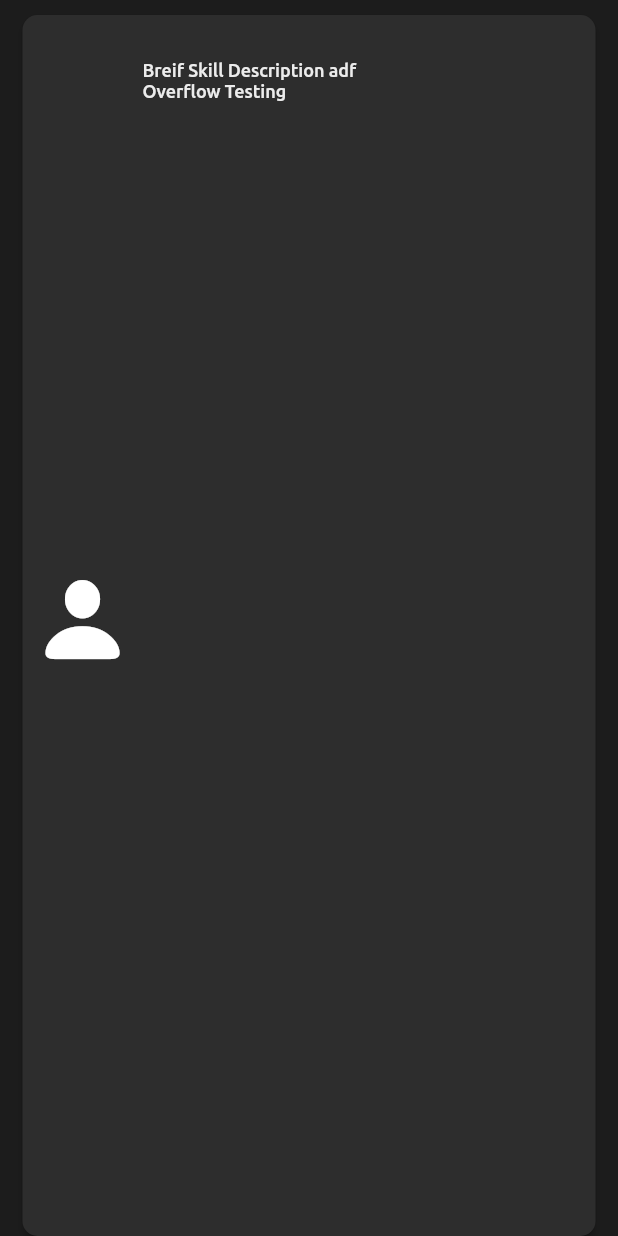
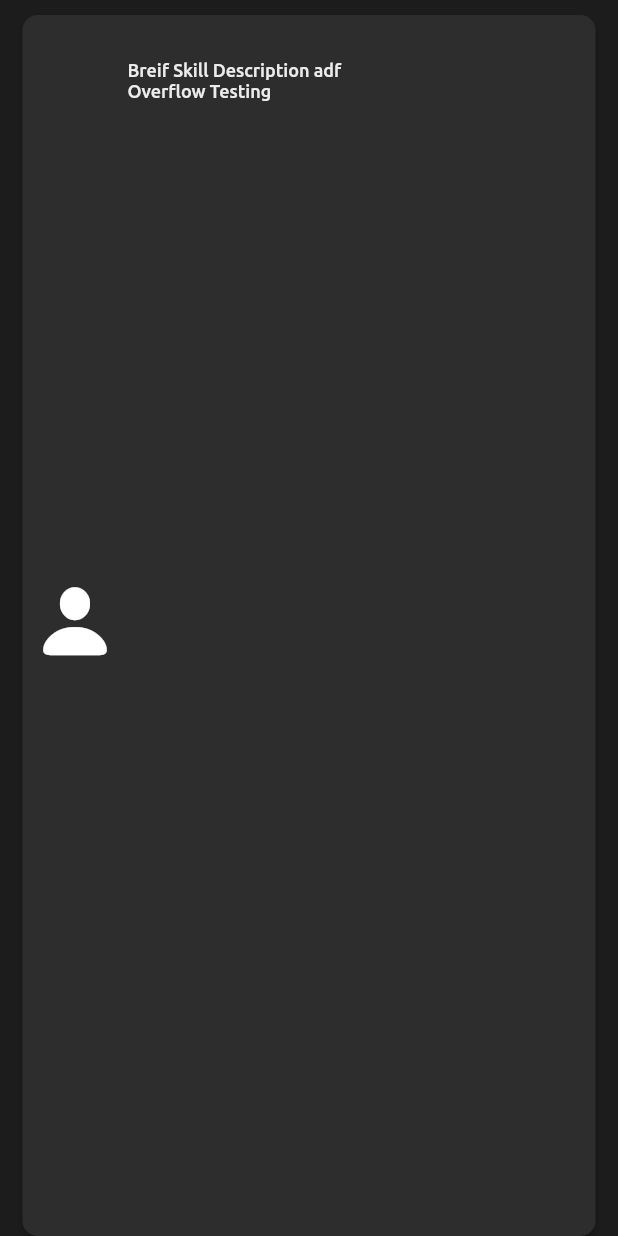
Before and after one commit to MeRajat/experto, a Flutter app: the CustomCard widget shown alone on an empty page, opened directly with empty values, on a phone screen of 412 x 824 dp. Run offline on Flutter 3.47's test engine with Material 2 defaults, Android fonts, the phone set to English and light mode, and no system bars; our stand-ins replace cloud_firestore, firebase_auth; accounts and stored records are empty; project files that could hold a hidden picture were left out.

Commit message:
added hero animation Fixed infinite in search and load
TODO:
complete expert login and signup

```diff
--- a/lib/user_page/expert_detail/details.dart
+++ b/lib/user_page/expert_detail/details.dart
@@ -9,8 +9,12 @@ class Detail extends StatelessWidget {
     ["Work Experience1", "Work Experience2", "Work Experience3"],
     ["Achivement1", "Achivement2", "Achivement3"],
   ];
+  CollectionReference spl;
+  QuerySnapshot speaciality;
+  Detail({@required this.expert}){
+    //getData();
+  }
 
-  Detail({@required this.expert});
 
   @override
   Widget build(BuildContext context) {
--- a/lib/user_page/search_expert/card.dart
+++ b/lib/user_page/search_expert/card.dart
@@ -26,9 +26,12 @@ class CustomCard extends StatelessWidget {
           padding: EdgeInsets.only(left: 5, right: 5, bottom: 12, top: 5),
           child: Row(
             children: <Widget>[
-              Icon(
-                CupertinoIcons.person_solid,
-                size: 70,
+              Hero(
+                tag:expert["emailID"],
+                child: Icon(
+                  CupertinoIcons.person_solid,
+                  size: 60,
+                ),
               ),
               Container(
                 padding: EdgeInsets.only(left: 5),
```
Also changed, not shown: lib/user_page/expert_detail/app_bar.dart (+6 -3 lines), lib/user_page/search_expert/cards.dart (+9 -2 lines).
